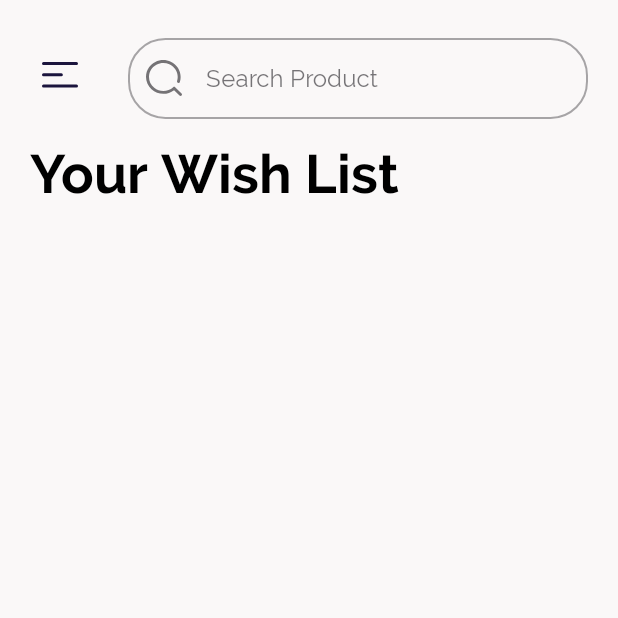
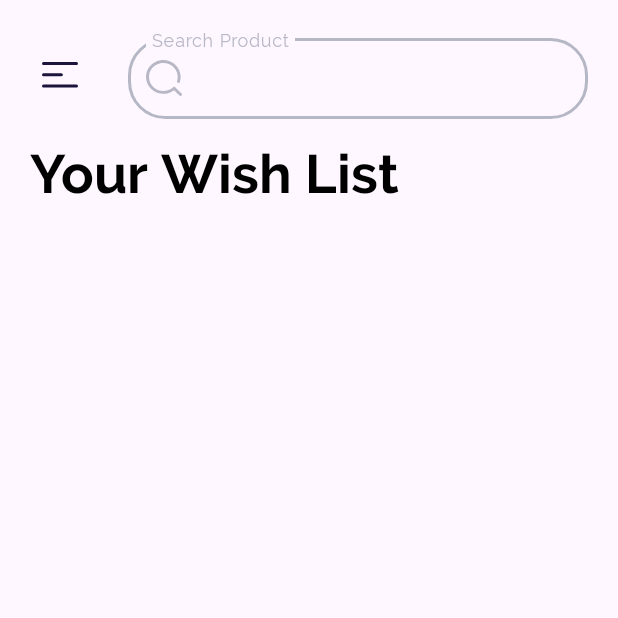
Before and after one commit to HelvioSiqueira/Market, an Android app: the WishListFragment screen opened through its navigation route, on a phone screen of 412 x 824 dp, the top half of it. Run offline under Robolectric (Android 15) with nearby library versions, the light colour scheme and no system bars; our stand-ins replace Dagger/Hilt's generated code, navigation-ui; pictures from the network do not load; 1 statement that could not run was skipped.

Commit message:
style: adjusting theme night

```diff
--- /dev/null
+++ b/app/src/main/res/drawable/sandwich_night.xml
@@ -0,0 +1,13 @@
+<vector xmlns:android="http://schemas.android.com/apk/res/android"
+    android:width="24dp"
+    android:height="17dp"
+    android:viewportWidth="24"
+    android:viewportHeight="17">
+  <path
+      android:pathData="M1,8.333H12.901M1,1H23M1,15.667H23"
+      android:strokeLineJoin="round"
+      android:strokeWidth="2"
+      android:fillColor="#00000000"
+      android:strokeColor="@color/purple"
+      android:strokeLineCap="round"/>
+</vector>
--- a/app/src/main/res/layout/cart_fragment.xml
+++ b/app/src/main/res/layout/cart_fragment.xml
@@ -4,7 +4,6 @@
     xmlns:tools="http://schemas.android.com/tools"
     android:layout_width="match_parent"
     android:layout_height="match_parent"
-    android:background="@color/easy_gray"
     android:paddingTop="20dp">
 
     <ImageView
@@ -14,7 +13,7 @@
         android:layout_marginStart="20dp"
         android:background="?android:attr/selectableItemBackground"
         android:padding="8dp"
-        android:src="@drawable/sandwich"
+        style="@style/StyleSandwich"
         app:layout_constraintBottom_toBottomOf="@id/txtWishList"
         app:layout_constraintEnd_toStartOf="@id/txtWishList"
         app:layout_constraintStart_toStartOf="parent"
--- a/app/src/main/res/layout/item_product.xml
+++ b/app/src/main/res/layout/item_product.xml
@@ -6,7 +6,7 @@
     android:layout_width="match_parent"
     android:layout_height="wrap_content"
     android:layout_gravity="center"
-    app:cardElevation="0dp"
+    app:cardElevation="2dp"
     android:layout_margin="10dp"
     app:cardCornerRadius="14dp">
 
--- a/app/src/main/res/layout/wish_list_fragment.xml
+++ b/app/src/main/res/layout/wish_list_fragment.xml
@@ -4,7 +4,6 @@
     xmlns:tools="http://schemas.android.com/tools"
     android:layout_width="match_parent"
     android:layout_height="match_parent"
-    android:background="@color/easy_gray"
     android:paddingHorizontal="20dp"
     android:paddingTop="20dp">
 
@@ -14,7 +13,7 @@
         android:layout_height="wrap_content"
         android:background="?android:attr/selectableItemBackground"
         android:padding="8dp"
-        android:src="@drawable/sandwich"
+        style="@style/StyleSandwich"
         app:layout_constraintBottom_toBottomOf="@id/textInputLayoutSearch"
         app:layout_constraintStart_toStartOf="parent"
         app:layout_constraintTop_toTopOf="@id/textInputLayoutSearch" />
@@ -25,10 +24,17 @@
         android:layout_width="0dp"
         android:layout_height="wrap_content"
         android:layout_marginStart="25dp"
+        android:textColorHint="@color/gray"
         app:boxCornerRadiusBottomEnd="25dp"
         app:boxCornerRadiusBottomStart="25dp"
         app:boxCornerRadiusTopEnd="25dp"
         app:boxCornerRadiusTopStart="25dp"
+        app:boxStrokeColor="@color/purple"
+        app:expandedHintEnabled="false"
+        app:boxStrokeWidth="2dp"
+        app:startIconTint="@color/gray"
+        app:boxStrokeWidthFocused="2dp"
+        app:hintTextColor="@color/purple"
         app:layout_constraintBottom_toTopOf="@id/txtWishList"
         app:layout_constraintEnd_toEndOf="parent"
         app:layout_constraintStart_toEndOf="@id/imgSandwich"
--- a/app/src/main/res/values-night/themes.xml
+++ b/app/src/main/res/values-night/themes.xml
@@ -4,18 +4,17 @@
         <!-- Primary brand color. -->
         <item name="colorPrimary">@color/purple</item>
         <item name="colorPrimaryVariant">@color/purple_700</item>
-        <item name="colorOnPrimary">@color/white</item>
+        <item name="colorOnPrimary">@color/black</item>
         <!-- Secondary brand color. -->
         <item name="colorSecondary">@color/teal_200</item>
         <item name="colorSecondaryVariant">@color/teal_700</item>
         <item name="colorOnSecondary">@color/black</item>
         <!-- Status bar color. -->
-        <item name="android:statusBarColor">@color/easy_gray</item>
+        <item name="android:statusBarColor">#1b1a1d</item>
         <!-- Customize your theme here. -->
 
         <item name="android:fontFamily">@font/raleway</item>
-        <item name="android:textColor">@color/black</item>
-
+        <item name="android:textColor">@color/easy_gray</item>
 
         <item name="android:windowLightStatusBar">true</item>
     </style>
@@ -25,4 +24,16 @@
         <item name="android:textAllCaps">false</item>
     </style>
 
+    <style name="StyleSandwich" >
+        <item name="android:src">@drawable/sandwich_night</item>
+    </style>
+
+    <style name="StyleHeart">
+        <item name="android:src">@drawable/heart_night</item>
+    </style>
+
+    <style name="StyleBack">
+        <item name="android:src">@drawable/arrow_night</item>
+    </style>
+
 </resources>
--- a/app/src/main/res/values/themes.xml
+++ b/app/src/main/res/values/themes.xml
@@ -10,7 +10,6 @@
         <item name="colorSecondaryVariant">@color/teal_700</item>
         <item name="colorOnSecondary">@color/black</item>
         <!-- Status bar color. -->
-        <item name="android:statusBarColor">@color/easy_gray</item>
         <!-- Customize your theme here. -->
 
         <item name="android:fontFamily">@font/raleway</item>
@@ -25,4 +24,16 @@
         <item name="android:textAllCaps">false</item>
     </style>
 
+    <style name="StyleSandwich">
+        <item name="android:src">@drawable/sandwich</item>
+    </style>
+
+    <style name="StyleHeart">
+        <item name="android:src">@drawable/heart</item>
+    </style>
+
+    <style name="StyleBack">
+        <item name="android:src">@drawable/arrow</item>
+    </style>
+
 </resources>
```
Also changed, not shown: app/src/main/res/drawable/arrow_night.xml (added, +10 -0 lines), app/src/main/res/drawable/heart_night.xml (added, +10 -0 lines), app/src/main/res/layout/home_fragment.xml (+15 -9 lines), app/src/main/res/layout/item_product_cart.xml (+10 -2 lines), app/src/main/res/layout/product_fragment.xml (+3 -4 lines), app/src/main/res/values/colors.xml (+6 -1 lines).
